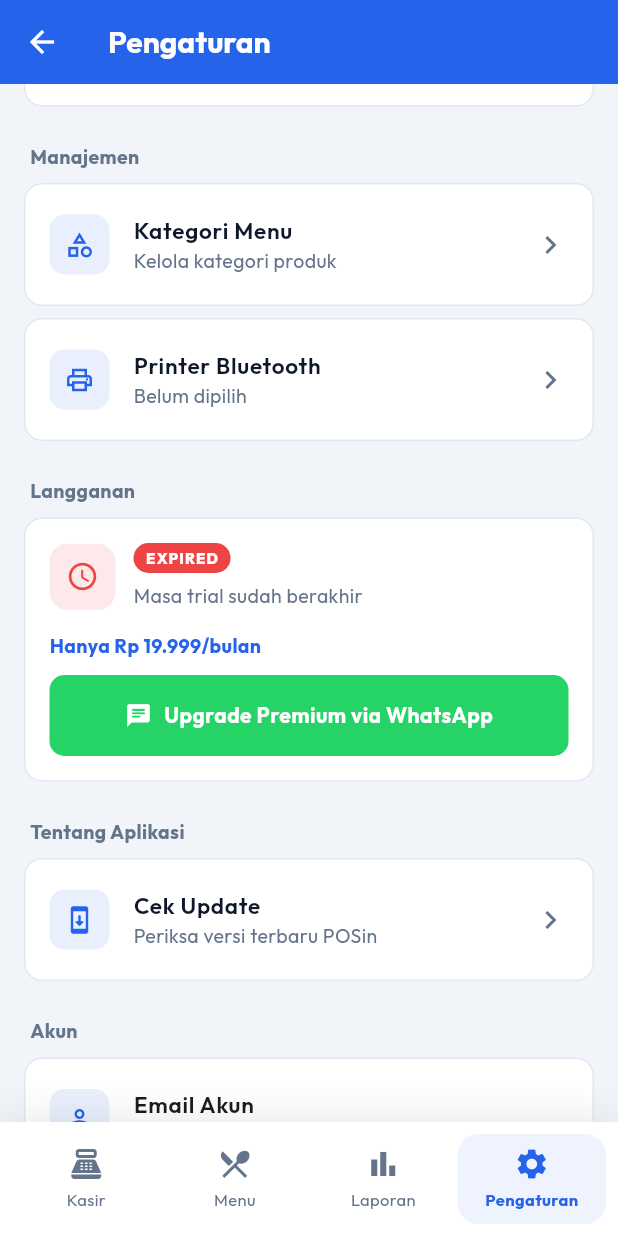
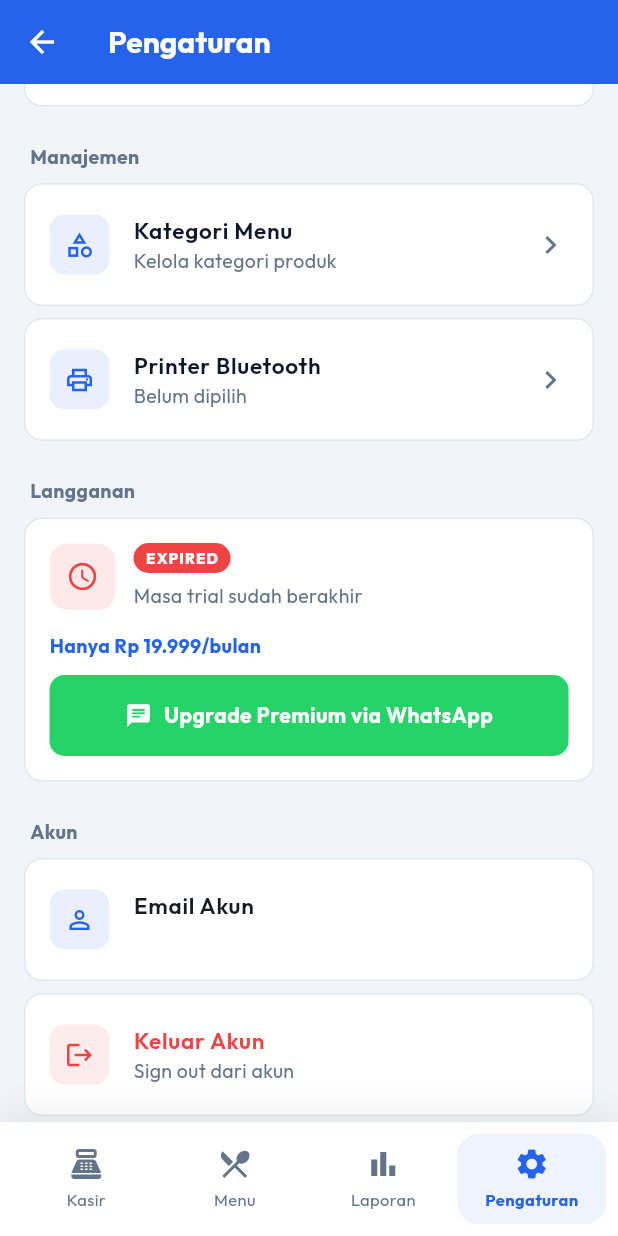
Before and after one commit to IdhamTryCode/POSin, a Flutter app: the _MainNav screen opened directly, item 4 of the bottom bar chosen, scrolled down 576 dp, on a phone screen of 412 x 824 dp. Run offline on Flutter 3.47's test engine with Material 3 defaults, Android fonts, the phone set to English and light mode, and no system bars; our stand-ins replace dio, fl_chart, flutter_riverpod, google_fonts, image_picker, open_filex and 7 more; missing offline and left inert: blue_thermal_printer; accounts and stored records are empty.

Commit message:
chore: remove update-related code from AndroidManifest and settings screen

```diff
--- a/lib/app.dart
+++ b/lib/app.dart
@@ -17,8 +17,6 @@ import 'features/reports/screens/report_screen.dart';
 import 'features/settings/screens/settings_screen.dart';
 import 'features/plan/providers/plan_provider.dart';
 import 'features/plan/screens/upgrade_screen.dart';
-import 'features/update/providers/update_provider.dart';
-import 'features/update/widgets/update_dialog.dart';
 
 class POSinApp extends ConsumerWidget {
   const POSinApp({super.key});
@@ -93,22 +91,6 @@ class _MainNav extends ConsumerStatefulWidget {
 }
 
 class _MainNavState extends ConsumerState<_MainNav> {
-  bool _updateChecked = false;
-
-  @override
-  void initState() {
-    super.initState();
-    // Auto-check for app update once after first frame.
-    WidgetsBinding.instance.addPostFrameCallback((_) async {
-      if (_updateChecked) return;
-      _updateChecked = true;
-      final info = await ref.read(updateCheckProvider.future);
-      if (info != null && mounted) {
-        showUpdateDialog(context, info);
-      }
-    });
-  }
-
   @override
   Widget build(BuildContext context) {
     final index = ref.watch(_navIndexProvider);
--- a/lib/features/settings/screens/settings_screen.dart
+++ b/lib/features/settings/screens/settings_screen.dart
@@ -12,8 +12,6 @@ import '../../categories/screens/categories_screen.dart';
 import '../../plan/models/plan_model.dart';
 import '../../plan/providers/plan_provider.dart';
 import '../../printer/screens/printer_settings_screen.dart';
-import '../../update/services/update_service.dart';
-import '../../update/widgets/update_dialog.dart';
 import '../providers/settings_provider.dart';
 
 class SettingsScreen extends ConsumerWidget {
@@ -56,15 +54,6 @@ class SettingsScreen extends ConsumerWidget {
           _SectionHeader(title: 'Langganan'),
           const _PlanCard(),
           const SizedBox(height: 16),
-          _SectionHeader(title: 'Tentang Aplikasi'),
-          _SettingTile(
-            icon: Icons.system_update_rounded,
-            title: 'Cek Update',
-            subtitle: 'Periksa versi terbaru POSin',
-            onTap: () => _checkUpdate(context),
-            showArrow: true,
-          ),
-          const SizedBox(height: 16),
           _SectionHeader(title: 'Akun'),
           _AccountInfoTile(),
           _SettingTile(icon: Icons.logout, title: 'Keluar Akun', subtitle: 'Sign out dari akun',
@@ -93,27 +82,6 @@ class SettingsScreen extends ConsumerWidget {
         ],
       ),
     ).then((_) => controller.dispose());
-  }
-
-  Future<void> _checkUpdate(BuildContext context) async {
-    showDialog(
-      context: context,
-      barrierDismissible: false,
-      builder: (_) => const Center(child: CircularProgressIndicator()),
-    );
-    final info = await UpdateService.instance.checkForUpdate();
-    if (!context.mounted) return;
-    Navigator.pop(context); // close loading
-    if (info == null) {
-      ScaffoldMessenger.of(context).showSnackBar(
-        const SnackBar(
-          content: Text('Kamu sudah pakai versi terbaru'),
-          backgroundColor: AppColors.success,
-        ),
-      );
-      return;
-    }
-    showUpdateDialog(context, info);
   }
 
   void _confirmSignOut(BuildContext context, WidgetRef ref) {
```
Also changed, not shown: 1 other file.
